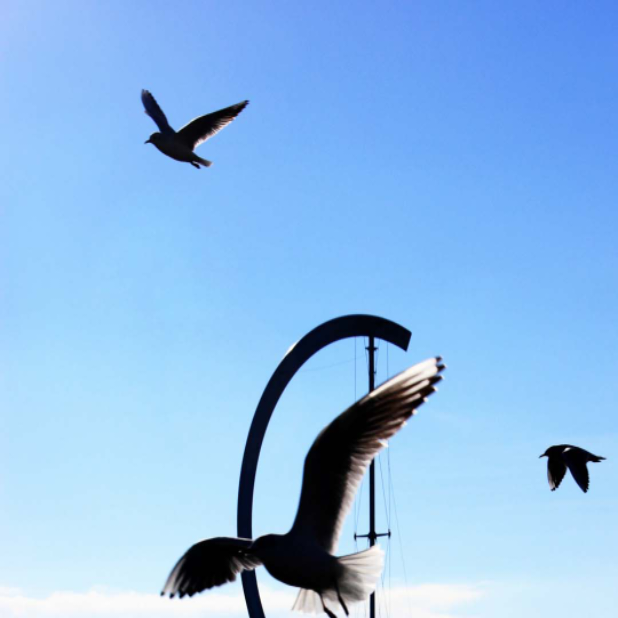
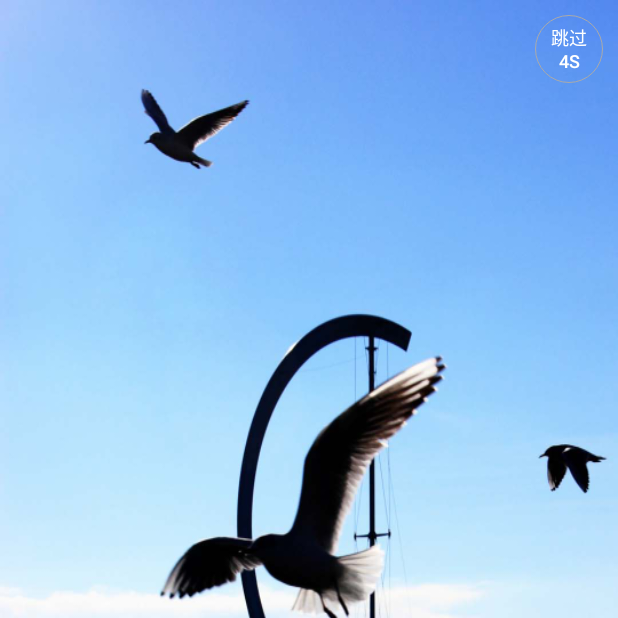
Before and after one commit to dcn01/PhoneMall, an Android app: the first screen one second after launch (SplashActivity), on a phone screen of 412 x 824 dp, the top half of it. Run offline under Robolectric (Android 15) with nearby library versions, the phone set to English and light mode, and no system bars; our stand-ins replace ButterKnife, Dagger/Hilt's generated code, RxJava; libraries missing offline, so code that uses them is left out: org.greenrobot.greendao; 3 statements that could not run were skipped.

Commit message:
李林杰提交

```diff
--- a/app/src/main/AndroidManifest.xml
+++ b/app/src/main/AndroidManifest.xml
@@ -21,7 +21,7 @@
       </intent-filter>
     </activity>
     <activity
-      android:name=".ui.main.MainActivity" />
+      android:name=".ui.main.MainActivity"/>
   </application>
 
 </manifest>
--- a/app/src/main/java/com/zhiji/phonemall/ui/splash/SplashActivity.java
+++ b/app/src/main/java/com/zhiji/phonemall/ui/splash/SplashActivity.java
@@ -1,22 +1,39 @@
 package com.zhiji.phonemall.ui.splash;
 
+import android.widget.Button;
+
 import com.zhiji.phonemall.R;
-import com.zhiji.phonemall.app.App;
 import com.zhiji.phonemall.base.BaseActivity;
 import com.zhiji.phonemall.ui.main.MainActivity;
+
 import javax.inject.Inject;
+
+import butterknife.BindView;
+import butterknife.OnClick;
 
 public class SplashActivity extends BaseActivity implements SplashMvpView {
 
     @Inject
     SplashMvpPresenter<SplashMvpView> mPresenter;
     private static final String TAG = "SplashActivity";
+    @BindView(R.id.btn_jump)
+    Button mBtnJump;
 
     @Override
     protected int provideLayoutId() {
         return R.layout.activity_splash;
     }
 
+    @OnClick(R.id.btn_jump)
+    public void jumpMain(){
+        //断开RxJava
+        if(mPresenter instanceof SplashPresenter){
+            ((SplashPresenter)mPresenter).getCompositeDisposable().dispose();
+        }
+        MainActivity.openActivity(this);
+        finish();
+
+    }
     @Override
     protected void initView() {
         mPresenter.attachView(this);
@@ -57,6 +74,12 @@ public class SplashActivity extends BaseActivity implements SplashMvpView {
     @Override
     public void openMainActivity() {
         MainActivity.openActivity(this);
+        finish();
+    }
+
+    @Override
+    public void showTime(String time) {
+        mBtnJump.setText("跳过\n" + time + "s");
     }
 
     @Override
--- a/app/src/main/java/com/zhiji/phonemall/ui/splash/SplashMvpView.java
+++ b/app/src/main/java/com/zhiji/phonemall/ui/splash/SplashMvpView.java
@@ -14,4 +14,5 @@ public interface SplashMvpView extends MvpView {
   void openLoginActivity();
 
   void openMainActivity();
+  void showTime(String time);
 }
--- a/app/src/main/java/com/zhiji/phonemall/ui/splash/SplashPresenter.java
+++ b/app/src/main/java/com/zhiji/phonemall/ui/splash/SplashPresenter.java
@@ -1,16 +1,20 @@
 package com.zhiji.phonemall.ui.splash;
 
-import com.google.gson.Gson;
 import com.zhiji.phonemall.base.BasePresenter;
 import com.zhiji.phonemall.data.DataManager;
-import com.zhiji.phonemall.data.network.model.TestResponse;
-import com.zhiji.phonemall.ui.main.MainActivity;
-import com.zhiji.phonemall.utils.LogUtil;
-import com.zhiji.phonemall.utils.rx.RxUtil;
 import com.zhiji.phonemall.utils.rx.SchedulerProvider;
+
+import java.util.concurrent.TimeUnit;
+
+import javax.inject.Inject;
+
+import io.reactivex.Observable;
+import io.reactivex.Observer;
+import io.reactivex.android.schedulers.AndroidSchedulers;
+import io.reactivex.annotations.NonNull;
 import io.reactivex.disposables.CompositeDisposable;
-import io.reactivex.functions.Consumer;
-import javax.inject.Inject;
+import io.reactivex.disposables.Disposable;
+import io.reactivex.functions.Function;
 
 /**
  * <pre>
@@ -31,20 +35,36 @@ public class SplashPresenter<V extends SplashMvpView> extends BasePresenter<V> i
 
     @Override
     public void requestSplashData() {
-    getCompositeDisposable()
-        .add(getDataManager().requestSplashData()
-            .compose(RxUtil.<TestResponse>rxSchedulerHelper())
-            .subscribe(new Consumer<TestResponse>() {
+        final int count = 5;
+        Observable.interval(0, 1, TimeUnit.SECONDS)
+                .take(count + 1)
+                .map(new Function<Long, Long>() {
                     @Override
-              public void accept(TestResponse testResponse) throws Exception {
-                LogUtil.d("TAG", new Gson().toJson(testResponse));
+                    public Long apply(@NonNull Long aLong) throws Exception {
+                        return count - aLong;
+                    }
+                })
+                .observeOn(AndroidSchedulers.mainThread())
+                .subscribe(new Observer<Long>() {
+                    @Override
+                    public void onSubscribe(@NonNull Disposable d) {
+                        getCompositeDisposable().add(d);
+                    }
+
+                    @Override
+                    public void onNext(@NonNull Long aLong) {
+                        getMvpView().showTime(String.valueOf(aLong));
+                    }
+
+                    @Override
+                    public void onError(@NonNull Throwable e) {
+                        getMvpView().showMessage(e.getMessage());
+                    }
+
+                    @Override
+                    public void onComplete() {
                         getMvpView().openMainActivity();
                     }
-            }, new Consumer<Throwable>() {
-              @Override
-              public void accept(Throwable throwable) throws Exception {
-                LogUtil.d("TAG", throwable.getMessage());
-              }
-            }));
+                });
     }
 }
--- /dev/null
+++ b/app/src/main/res/drawable/shape_circle.xml
@@ -0,0 +1,16 @@
+<?xml version="1.0" encoding="utf-8"?>
+<shape xmlns:android="http://schemas.android.com/apk/res/android"
+       android:shape="oval">
+    <solid android:color="@android:color/transparent"/>
+    <stroke
+        android:width="0.5dp"
+        android:color="@android:color/darker_gray"/>
+    <size
+        android:width="45dp"
+        android:height="45dp"/>
+    <padding
+        android:bottom="3dp"
+        android:left="3dp"
+        android:right="3dp"
+        android:top="3dp"/>
+</shape>
--- a/app/src/main/res/layout/activity_splash.xml
+++ b/app/src/main/res/layout/activity_splash.xml
@@ -7,4 +7,17 @@
                 android:background="@mipmap/splash"
                 tools:context="com.zhiji.phonemall.ui.splash.SplashActivity">
 
+    <Button
+        android:id="@+id/btn_jump"
+        android:layout_width="45dp"
+        android:layout_height="45dp"
+        android:layout_alignParentRight="true"
+        android:layout_alignParentTop="true"
+        android:layout_marginRight="10dp"
+        android:layout_marginTop="10dp"
+        android:background="@drawable/shape_circle"
+        android:text="跳过\n3s"
+        android:textSize="12sp"
+        android:textColor="@android:color/white"/>
+
 </RelativeLayout>
```
Also changed, not shown: app/src/main/java/com/zhiji/phonemall/base/BaseFragment.java (+21 -27 lines), app/src/main/java/com/zhiji/phonemall/data/network/model/bean/Cart.java (added, +14 -0 lines), app/src/main/java/com/zhiji/phonemall/data/network/model/bean/Order.java (added, +13 -0 lines), app/src/main/java/com/zhiji/phonemall/data/network/model/bean/Product.java (added, +25 -0 lines), app/src/main/java/com/zhiji/phonemall/ui/main/MainActivity.java (+79 -23 lines). Lines whose indentation alone changed are shown as unchanged.
